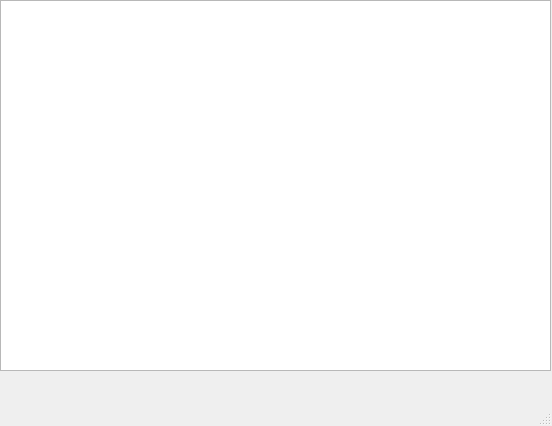
First picture: the form in main.ui, repository Ksanador/Second, before the edit.
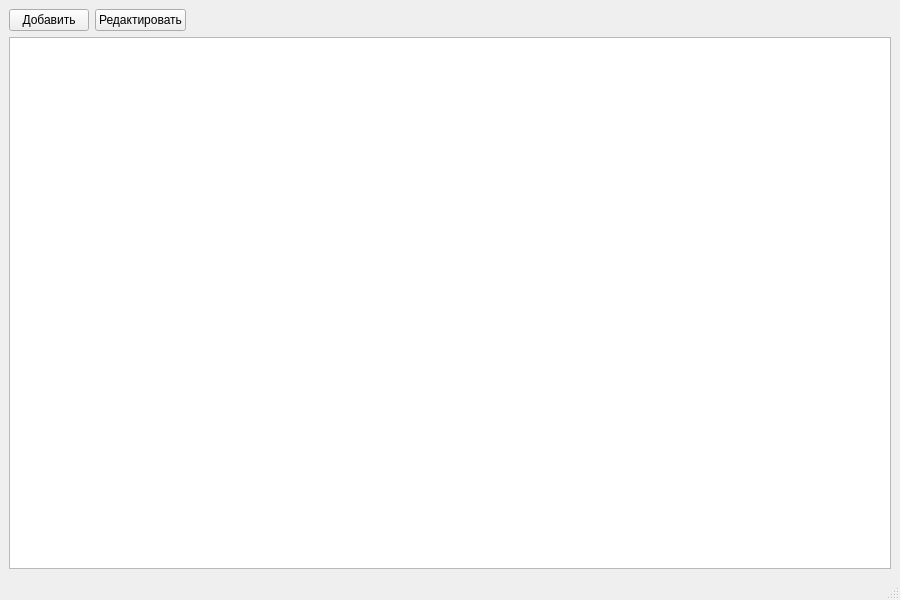
Second picture: the form after the edit.

```diff
--- a/main.ui
+++ b/main.ui
@@ -3,37 +3,41 @@
  <class>MainWindow</class>
  <widget class="QMainWindow" name="MainWindow">
   <property name="geometry">
-   <rect>
-    <x>0</x>
-    <y>0</y>
-    <width>552</width>
-    <height>426</height>
-   </rect>
+   <rect><x>0</x><y>0</y><width>900</width><height>600</height></rect>
   </property>
   <property name="windowTitle">
    <string>MainWindow</string>
   </property>
   <widget class="QWidget" name="centralwidget">
-   <widget class="QTableWidget" name="tableWidget">
-    <property name="geometry">
-     <rect>
-      <x>0</x>
-      <y>0</y>
-      <width>551</width>
-      <height>371</height>
-     </rect>
-    </property>
-   </widget>
-  </widget>
-  <widget class="QMenuBar" name="menubar">
-   <property name="geometry">
-    <rect>
-     <x>0</x>
-     <y>0</y>
-     <width>552</width>
-     <height>33</height>
-    </rect>
-   </property>
+   <layout class="QVBoxLayout" name="verticalLayout">
+    <item>
+     <layout class="QHBoxLayout" name="buttonLayout">
+      <item>
+       <widget class="QPushButton" name="addButton">
+        <property name="text"><string>Добавить</string></property>
+       </widget>
+      </item>
+      <item>
+       <widget class="QPushButton" name="editButton">
+        <property name="text"><string>Редактировать</string></property>
+       </widget>
+      </item>
+      <item>
+       <spacer name="horizontalSpacer">
+        <property name="orientation"><enum>Qt::Horizontal</enum></property>
+        <property name="sizeHint" stdset="0"><size><width>40</width><height>20</height></size></property>
+       </spacer>
+      </item>
+     </layout>
+    </item>
+    <item>
+     <widget class="QTableWidget" name="tableWidget">
+      <property name="editTriggers"><set>QAbstractItemView::NoEditTriggers</set></property>
+      <property name="selectionBehavior"><enum>QAbstractItemView::SelectRows</enum></property>
+      <property name="selectionMode"><enum>QAbstractItemView::SingleSelection</enum></property>
+     </widget>
+    </item>
+   </layout>
   </widget>
   <widget class="QStatusBar" name="statusbar"/>
  </widget>
```
Left out of the diff: 2 changed lines with no effect on the pictures.
